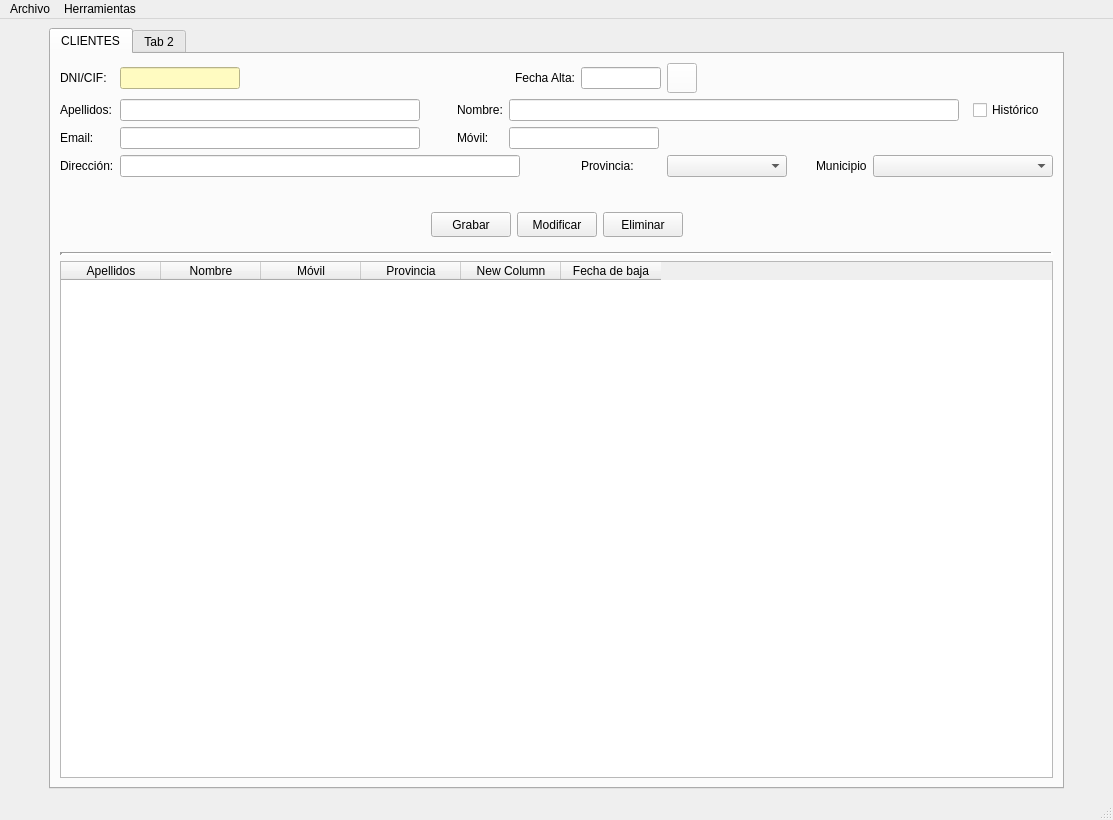
Before: the Qt Designer form templates/venPrincipal.ui in DavBaquero/Proyecto-DI, drawn with Qt 5.
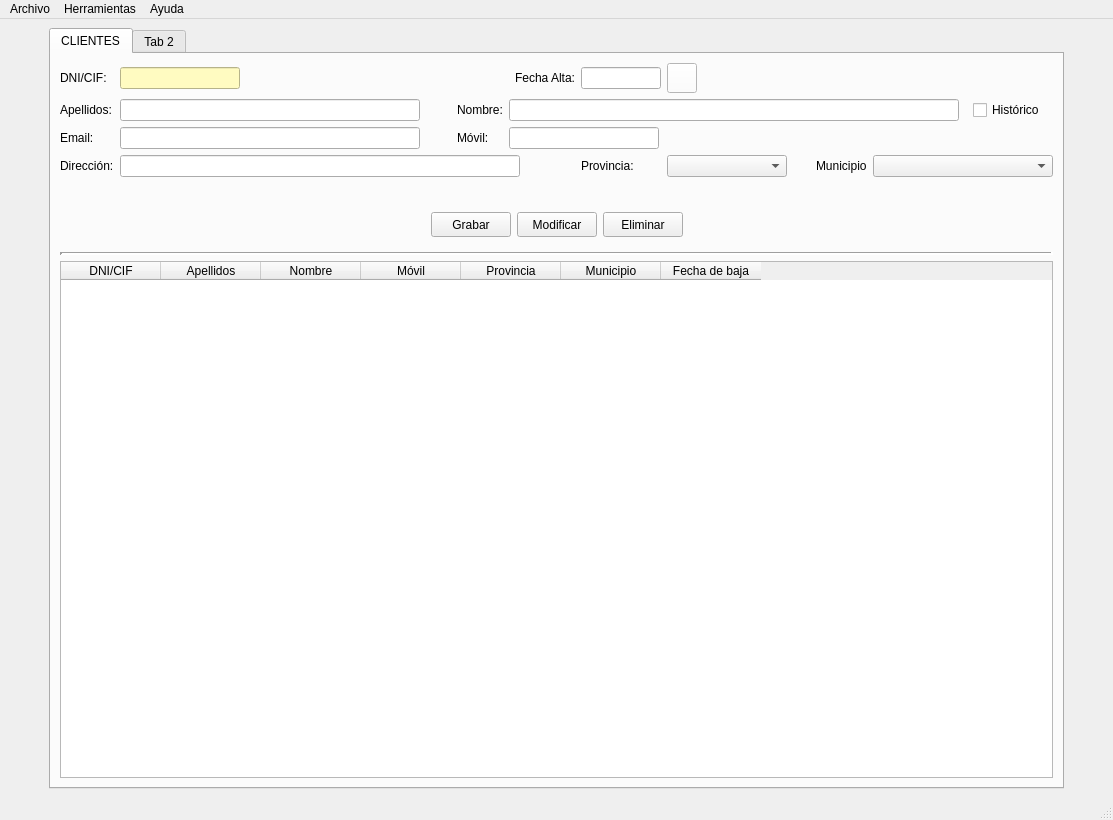
After: the same form once the commit is applied. Icons and pictures are not drawn.

Diff of the .ui file:
```diff
--- a/templates/venPrincipal.ui
+++ b/templates/venPrincipal.ui
@@ -551,6 +551,11 @@
           <property name="selectionBehavior">
            <enum>QAbstractItemView::SelectRows</enum>
           </property>
+          <column>
+           <property name="text">
+            <string>DNI/CIF</string>
+           </property>
+          </column>
           <column>
            <property name="text">
             <string>Apellidos</string>
@@ -573,7 +578,7 @@
           </column>
           <column>
            <property name="text">
-            <string>New Column</string>
+            <string>Municipio</string>
            </property>
           </column>
           <column>
@@ -661,8 +666,22 @@
     <addaction name="actionCrear_Backup"/>
     <addaction name="actionRestaurar_Backup"/>
    </widget>
+   <widget class="QMenu" name="menuAyuda">
+    <property name="geometry">
+     <rect>
+      <x>373</x>
+      <y>133</y>
+      <width>135</width>
+      <height>50</height>
+     </rect>
+    </property>
+    <property name="title">
+     <string>Ayuda</string>
+    </property>
+   </widget>
    <addaction name="menuArchivo"/>
    <addaction name="menuHerramientas"/>
+   <addaction name="menuAyuda"/>
   </widget>
   <widget class="QStatusBar" name="statusbar"/>
   <action name="actionSalir">
```
